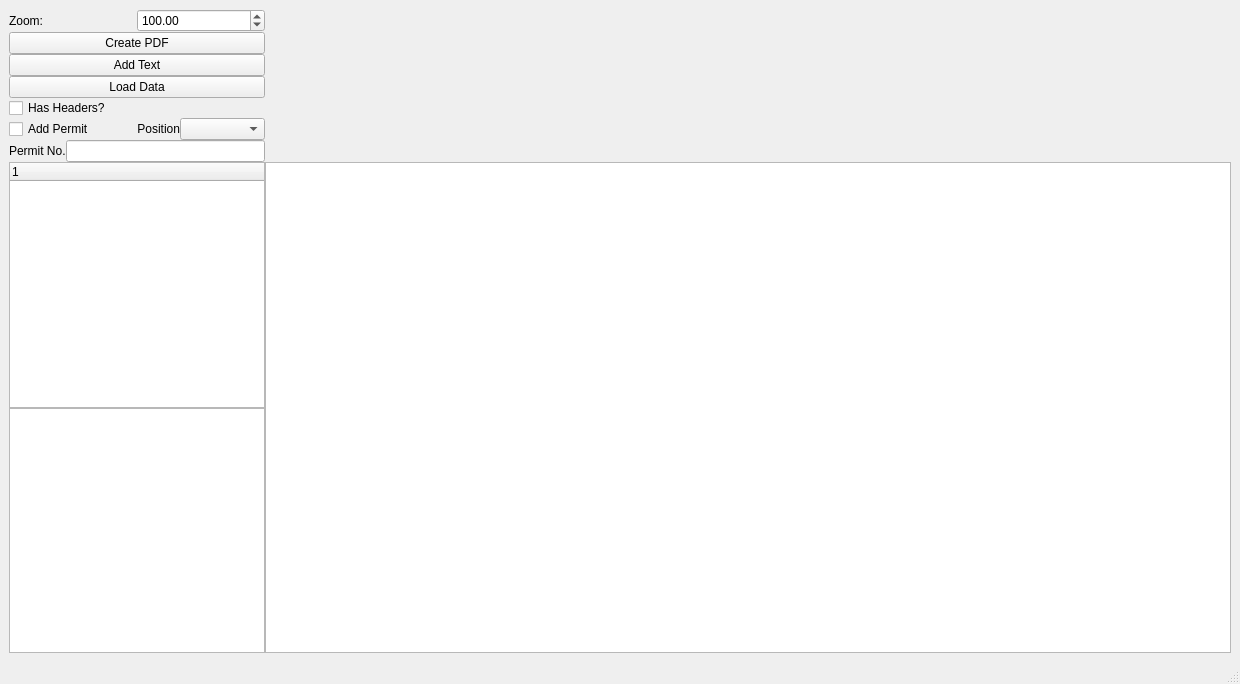
marvin939/label-designer, file LabelDesigner.ui: the form before one commit.
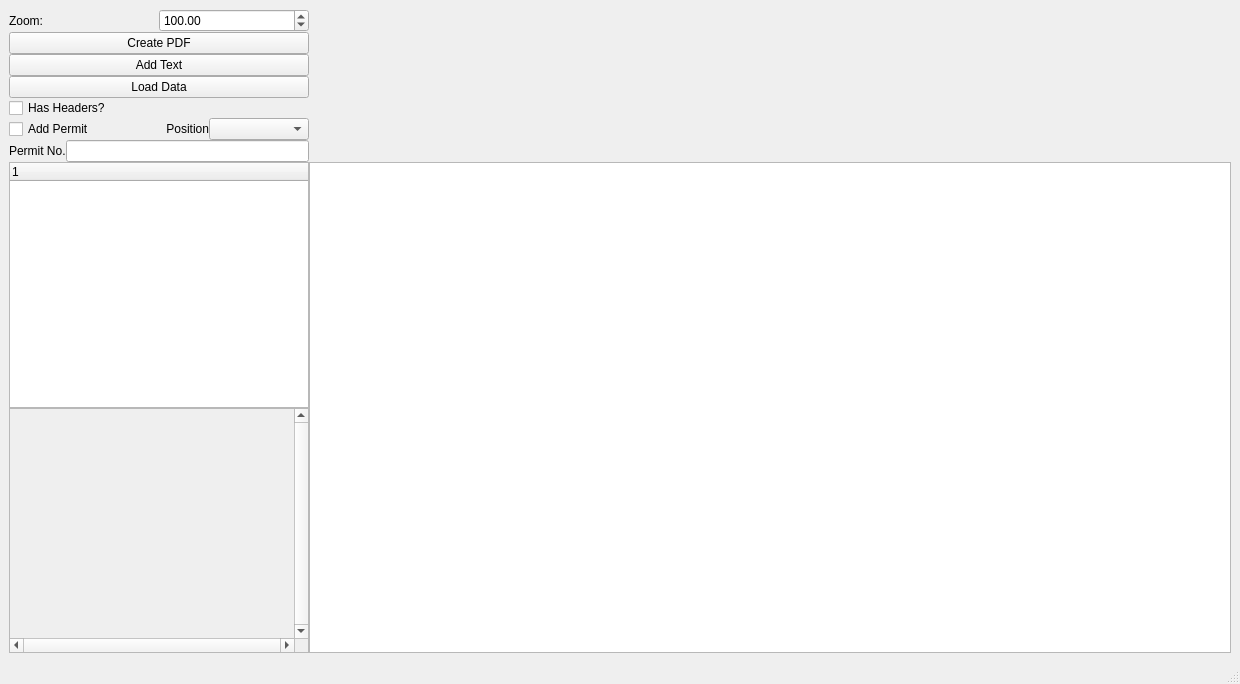
The form after the commit. Custom widgets are drawn as their Qt base class.

```diff
--- a/LabelDesigner.ui
+++ b/LabelDesigner.ui
@@ -107,7 +107,7 @@
       </item>
      </layout>
     </item>
-    <item row="4" column="1" rowspan="3">
+    <item row="4" column="1" rowspan="2">
      <layout class="QVBoxLayout" name="previewLayout">
       <property name="sizeConstraint">
        <enum>QLayout::SetNoConstraint</enum>
@@ -151,13 +151,47 @@
      </layout>
     </item>
     <item row="5" column="0">
-     <widget class="QListWidget" name="itemDetails">
-      <property name="enabled">
+     <widget class="QScrollArea" name="scrollArea">
+      <property name="sizePolicy">
+       <sizepolicy hsizetype="Minimum" vsizetype="Expanding">
+        <horstretch>0</horstretch>
+        <verstretch>0</verstretch>
+       </sizepolicy>
+      </property>
+      <property name="minimumSize">
+       <size>
+        <width>300</width>
+        <height>0</height>
+       </size>
+      </property>
+      <property name="verticalScrollBarPolicy">
+       <enum>Qt::ScrollBarAlwaysOn</enum>
+      </property>
+      <property name="horizontalScrollBarPolicy">
+       <enum>Qt::ScrollBarAlwaysOn</enum>
+      </property>
+      <property name="widgetResizable">
        <bool>true</bool>
       </property>
-      <property name="modelColumn">
-       <number>0</number>
-      </property>
+      <widget class="QWidget" name="scrollAreaWidgetContents">
+       <property name="geometry">
+        <rect>
+         <x>0</x>
+         <y>0</y>
+         <width>281</width>
+         <height>207</height>
+        </rect>
+       </property>
+       <layout class="QVBoxLayout" name="verticalLayout">
+        <item>
+         <layout class="QFormLayout" name="objectProperties">
+          <property name="sizeConstraint">
+           <enum>QLayout::SetMinimumSize</enum>
+          </property>
+         </layout>
+        </item>
+       </layout>
+      </widget>
      </widget>
     </item>
    </layout>
```
Left out of the diff: 70 changed lines with no effect on the pictures.
